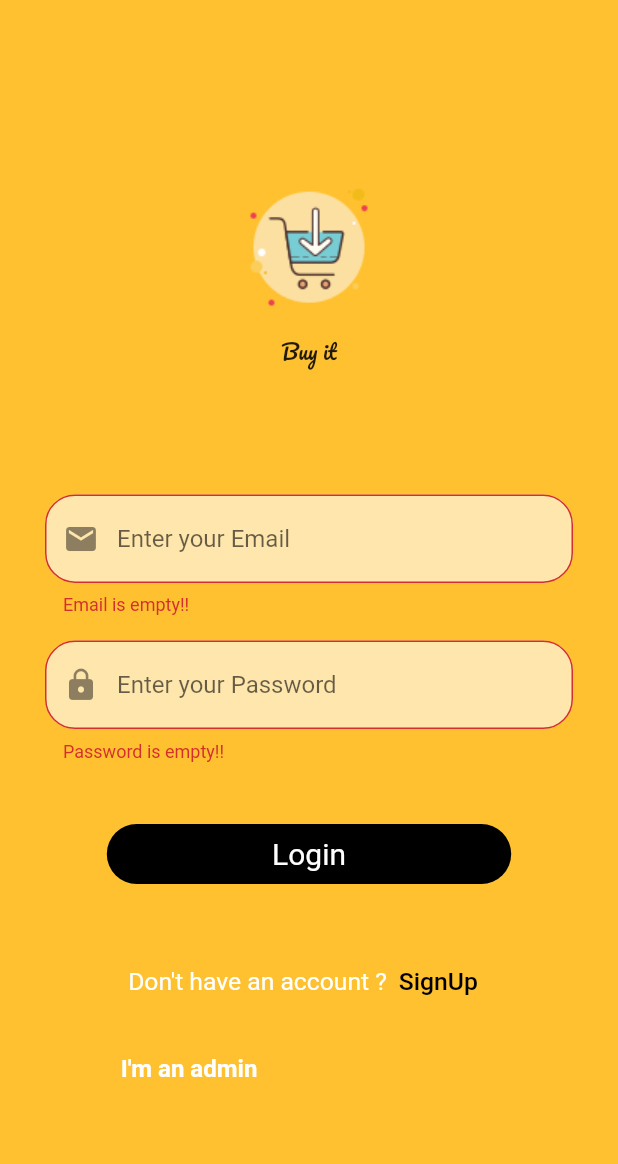
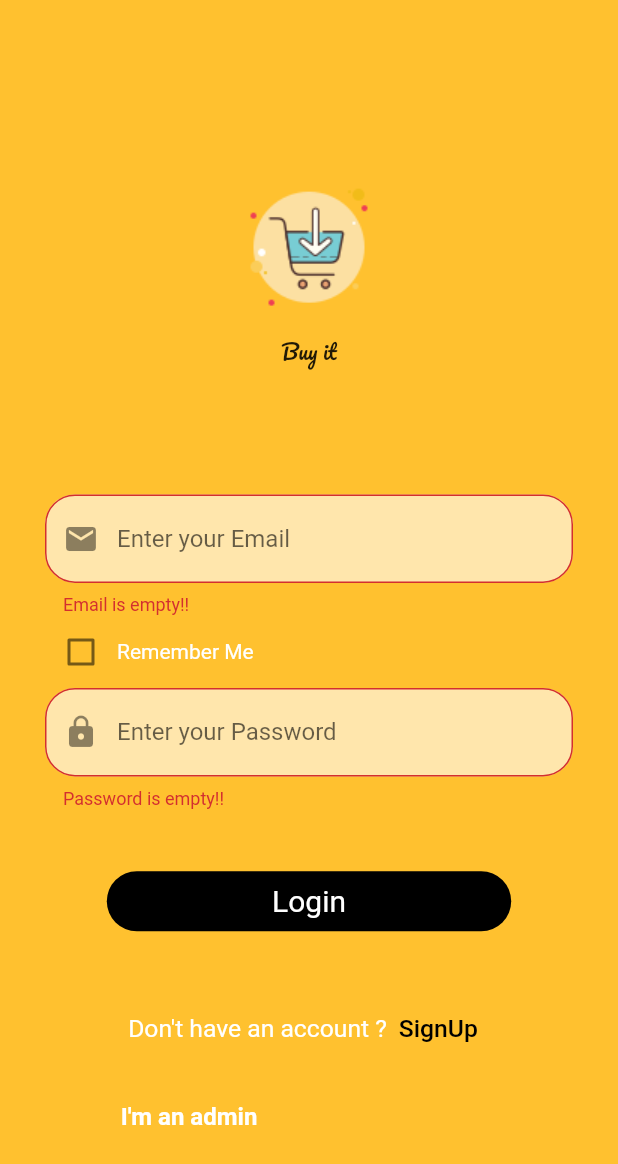
Before and after one commit to Hishamk99/e-commerce, a Flutter app: the LoginScreen screen opened by its route, after a tap on "Login", on a phone screen of 412 x 824 dp. Shown: the top 1164 px of the screen. Run offline on Flutter 3.47's test engine with Material 2 defaults, Android fonts, the phone set to English and light mode, and no system bars; drawn by our look-alikes of modal_progress_hud_nsn; our stand-ins replace cloud_firestore, firebase_auth, firebase_core, shared_preferences; accounts and stored records are empty.

Commit message:
Implementing the Remember me option

```diff
--- a/lib/constants.dart
+++ b/lib/constants.dart
@@ -18,3 +18,4 @@ const kOrders = 'orders';
 const kOrdersDetails = 'ordersDetails';
 const kTotalPrice = 'totalPrice';
 const kAdress = 'adress';
+const kKeepMeLoggedIn = 'KeepMeLoggedIn';
--- a/lib/main.dart
+++ b/lib/main.dart
@@ -50,7 +50,7 @@ class EcommerceApp extends StatelessWidget {
           ViewOrderScreen.id: (context) => const ViewOrderScreen(),
           OrdetDetailsScreen.id: (context) => const OrdetDetailsScreen(),
         },
-        initialRoute: AdminScreen.id,
+        initialRoute: LoginScreen.id,
       ),
     );
   }
--- a/lib/screens/login_screen.dart
+++ b/lib/screens/login_screen.dart
@@ -10,6 +10,7 @@ import 'package:firebase_auth/firebase_auth.dart';
 import 'package:flutter/material.dart';
 import 'package:modal_progress_hud_nsn/modal_progress_hud_nsn.dart';
 import 'package:provider/provider.dart';
+import 'package:shared_preferences/shared_preferences.dart';
 
 class LoginScreen extends StatefulWidget {
   const LoginScreen({super.key});
@@ -26,6 +27,7 @@ class _LoginScreenState extends State<LoginScreen> {
   final auth = Auth();
   bool isLoading = false;
   bool isAdmin = false;
+  bool keepMeLoggedIn = false;
   final adminPass = 'admin12345';
 
   @override
@@ -56,8 +58,25 @@ class _LoginScreenState extends State<LoginScreen> {
                     hint: 'Enter your Email',
                     icon: const Icon(Icons.email),
                   ),
-                  SizedBox(
-                    height: height * .02,
+                  Row(
+                    children: [
+                      Checkbox(
+                        checkColor: kMainColor,
+                        activeColor: Colors.green,
+                        value: keepMeLoggedIn,
+                        onChanged: (value) {
+                          setState(() {
+                            keepMeLoggedIn = value!;
+                          });
+                        },
+                      ),
+                      const Text(
+                        'Remember Me',
+                        style: TextStyle(
+                          color: Colors.white,
+                        ),
+                      ),
+                    ],
                   ),
                   CustomTextField(
                     onSaved: (data) {
@@ -71,6 +90,10 @@ class _LoginScreenState extends State<LoginScreen> {
                   ),
                   GestureDetector(
                     onTap: () {
+                      if(keepMeLoggedIn)
+                      {
+                        keepUserLoggedIn();
+                      }
                       _validate(context);
                     },
                     child: Container(
@@ -155,8 +178,7 @@ class _LoginScreenState extends State<LoginScreen> {
                                   fontWeight: FontWeight.bold,
                                   color: Provider.of<AdminMode>(context).isAdmin
                                       ? Colors.white
-                                    : kMainColor
-                              ),
+                                      : kMainColor),
                               textAlign: TextAlign.center,
                             ),
                           ),
@@ -178,7 +200,7 @@ class _LoginScreenState extends State<LoginScreen> {
     setState(() {});
     if (formKey.currentState!.validate()) {
       formKey.currentState!.save();
-      if (Provider.of<AdminMode>(context , listen: false).isAdmin) {
+      if (Provider.of<AdminMode>(context, listen: false).isAdmin) {
         if (password == adminPass) {
           try {
             await auth.signIn(email!.trim(), password!.trim());
@@ -207,12 +229,18 @@ class _LoginScreenState extends State<LoginScreen> {
             showSnackBar(context, 'no user found for tha email');
           } else if (e.code == 'wrong-password') {
             showSnackBar(context, 'wrong password provided for that user');
+          } else {
+            showSnackBar(context, 'error');
           }
-          else{showSnackBar(context, 'error');}
         }
       }
     }
     isLoading = false;
     setState(() {});
   }
+
+  void keepUserLoggedIn()async {
+    SharedPreferences sharedPreferences = await SharedPreferences.getInstance();
+    sharedPreferences.setBool(kKeepMeLoggedIn, keepMeLoggedIn);
   }
+}
--- a/pubspec.yaml
+++ b/pubspec.yaml
@@ -28,6 +28,7 @@ environment:
 # the latest version available on pub.dev. To see which dependencies have newer
 # versions available, run `flutter pub outdated`.
 dependencies:
+  shared_preferences: ^2.2.2
   cloud_firestore: ^4.12.1
   provider: ^6.0.5
   modal_progress_hud_nsn: ^0.4.0
```
Also changed, not shown: lib/screens/order_details_screen.dart (+11 -11 lines), pubspec.lock, 1 other file. Lines whose indentation alone changed are shown as unchanged.
